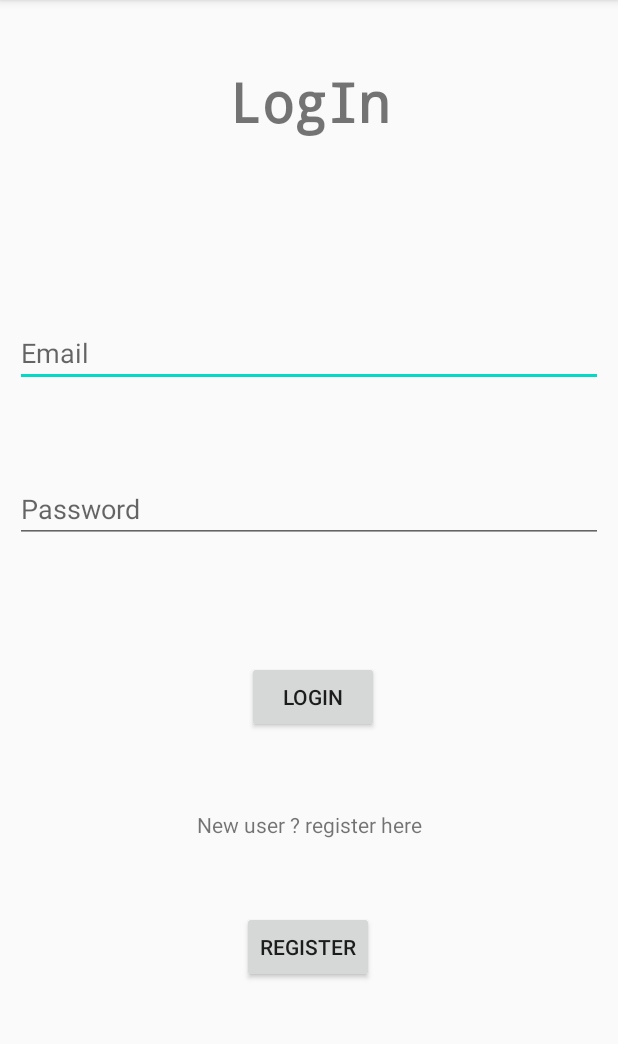
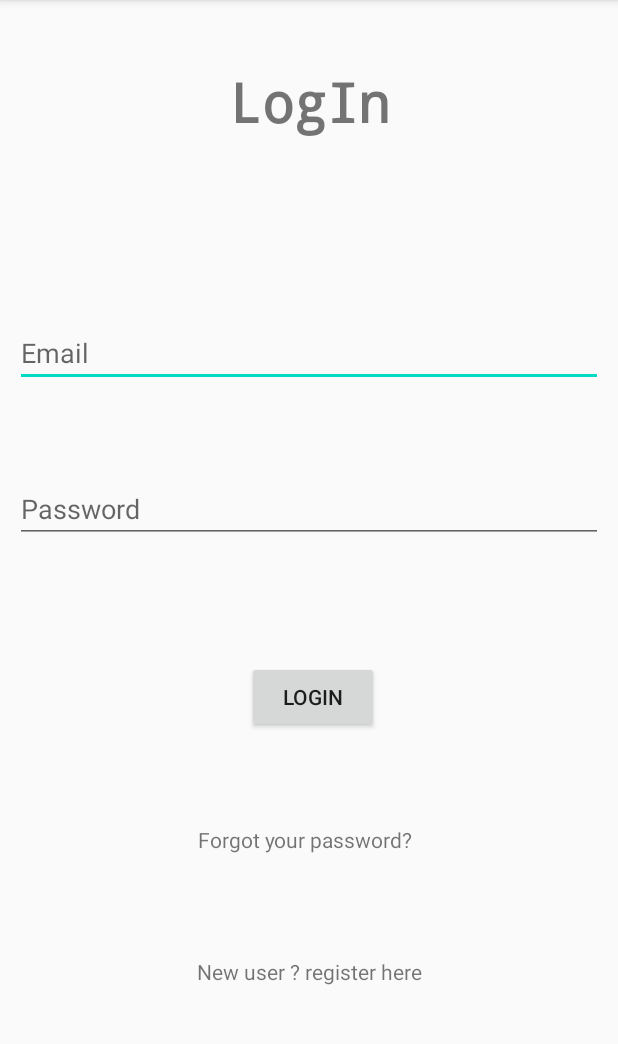
Before and after one commit to shoccho/Studyd8-android, an Android app: the screen it shows after launch (Login), on a phone screen of 412 x 824 dp, the part 84-1128 px from its top. Run offline under Robolectric (Android 15) with nearby library versions, the phone set to English and light mode, and no system bars; our stand-ins replace Firebase (no records; nobody signed in at launch, a user with empty details on screens opened directly).

Commit message:
added temporary user profile storage . and added password reset facility.

```diff
--- a/app/src/main/java/com/SAP/studyd8/Profile.java
+++ b/app/src/main/java/com/SAP/studyd8/Profile.java
@@ -29,7 +29,11 @@ public class Profile extends AppCompatActivity {
     protected void onCreate(Bundle savedInstanceState) {
         super.onCreate(savedInstanceState);
         setContentView(R.layout.activity_profile);
+        name = findViewById(R.id.profileName);
+        university =findViewById(R.id.profileUniversity);
 
+        fStore = FirebaseFirestore.getInstance();
+        fAuth =FirebaseAuth.getInstance();
         if(fAuth.getCurrentUser()==null){
             startActivity(new Intent(getApplicationContext(),Login.class));
             finish();
--- a/app/src/main/java/com/SAP/studyd8/Register.java
+++ b/app/src/main/java/com/SAP/studyd8/Register.java
@@ -72,7 +72,7 @@ public class Register extends AppCompatActivity {
                     public void onComplete(@NonNull Task<AuthResult> task) {
                         if(task.isSuccessful()){
                             Toast.makeText(getApplicationContext(),"Registration successful",Toast.LENGTH_SHORT).show();
-                            startActivity(new Intent(getApplicationContext(),MainActivity.class));
+                            startActivity(new Intent(getApplicationContext(),Profile.class));
                         }
                         else{
                             Toast.makeText(getApplicationContext(),"Failed due to"+task.getException().getMessage(),Toast.LENGTH_SHORT).show();
--- a/app/src/main/res/layout/activity_login.xml
+++ b/app/src/main/res/layout/activity_login.xml
@@ -79,7 +79,7 @@
         app:layout_constraintEnd_toEndOf="parent"
         app:layout_constraintStart_toStartOf="parent"
         app:layout_constraintTop_toBottomOf="@+id/loginButton"
-        app:layout_constraintVertical_bias="0.19999999" />
+        app:layout_constraintVertical_bias="0.58" />
 
     <Button
         android:id="@+id/loginRegisterButton"
@@ -93,6 +93,22 @@
         app:layout_constraintBottom_toBottomOf="parent"
         app:layout_constraintEnd_toEndOf="parent"
         app:layout_constraintStart_toStartOf="parent"
-        app:layout_constraintTop_toBottomOf="@+id/loginRegisterText" />
+        app:layout_constraintTop_toBottomOf="@+id/loginRegisterText"
+        app:layout_constraintVertical_bias="0.05" />
+
+    <TextView
+        android:id="@+id/forgotPassword"
+        android:layout_width="wrap_content"
+        android:layout_height="wrap_content"
+        android:layout_marginStart="174dp"
+        android:layout_marginTop="59dp"
+        android:layout_marginEnd="179dp"
+        android:layout_marginBottom="67dp"
+        android:text="Forgot your password?"
+        android:textSize="14sp"
+        app:layout_constraintBottom_toTopOf="@+id/loginRegisterText"
+        app:layout_constraintEnd_toEndOf="parent"
+        app:layout_constraintStart_toStartOf="parent"
+        app:layout_constraintTop_toBottomOf="@+id/loginButton" />
 
 </androidx.constraintlayout.widget.ConstraintLayout>
--- a/app/src/main/res/layout/activity_profile.xml
+++ b/app/src/main/res/layout/activity_profile.xml
@@ -25,7 +25,7 @@
         app:layout_constraintVertical_bias="0.0" />
 
     <EditText
-        android:id="@+id/uName"
+        android:id="@+id/profileName"
         android:layout_width="0dp"
         android:layout_height="wrap_content"
         android:layout_marginStart="10dp"
@@ -54,7 +54,7 @@
         app:layout_constraintBottom_toBottomOf="parent"
         app:layout_constraintEnd_toEndOf="parent"
         app:layout_constraintStart_toStartOf="parent"
-        app:layout_constraintTop_toBottomOf="@+id/uName" />
+        app:layout_constraintTop_toBottomOf="@+id/profileName" />
 
     <Button
         android:id="@+id/finishButton"
--- a/app/src/main/res/layout/activity_register.xml
+++ b/app/src/main/res/layout/activity_register.xml
@@ -83,7 +83,7 @@
         android:textStyle="bold"
         app:layout_constraintBottom_toBottomOf="parent"
         app:layout_constraintEnd_toEndOf="parent"
-        app:layout_constraintHorizontal_bias="0.0"
+        app:layout_constraintHorizontal_bias="0.692"
         app:layout_constraintStart_toStartOf="parent"
         app:layout_constraintTop_toBottomOf="@+id/regUserConfirmPassword"
         app:layout_constraintVertical_bias="1.0" />
@@ -100,10 +100,10 @@
         android:textStyle="bold"
         app:layout_constraintBottom_toBottomOf="parent"
         app:layout_constraintEnd_toEndOf="parent"
-        app:layout_constraintHorizontal_bias="0.739"
+        app:layout_constraintHorizontal_bias="0.478"
         app:layout_constraintStart_toStartOf="parent"
         app:layout_constraintTop_toBottomOf="@+id/regButton"
-        app:layout_constraintVertical_bias="0.0" />
+        app:layout_constraintVertical_bias="1.0" />
 
     <TextView
         android:id="@+id/regLoginText"
```
Also changed, not shown: app/src/main/java/com/SAP/studyd8/Login.java (+46 -0 lines).
